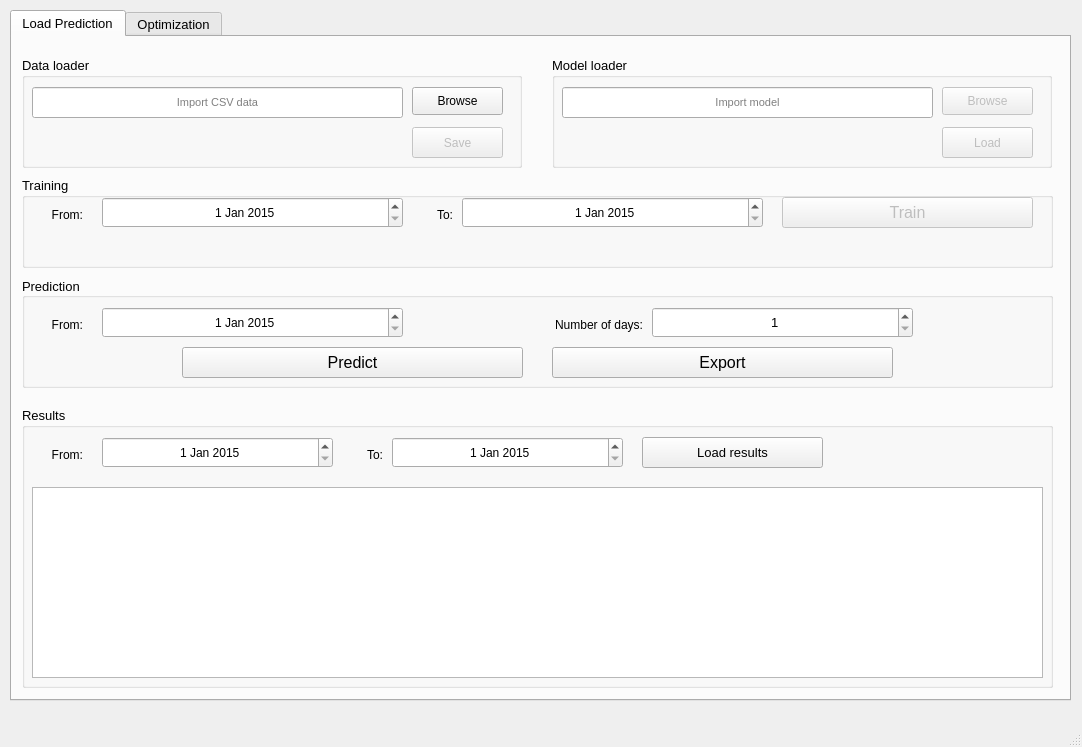
Old version of the form ui/frontend.ui in the repository nikolaJov2605/ISIS_NIS_Project.
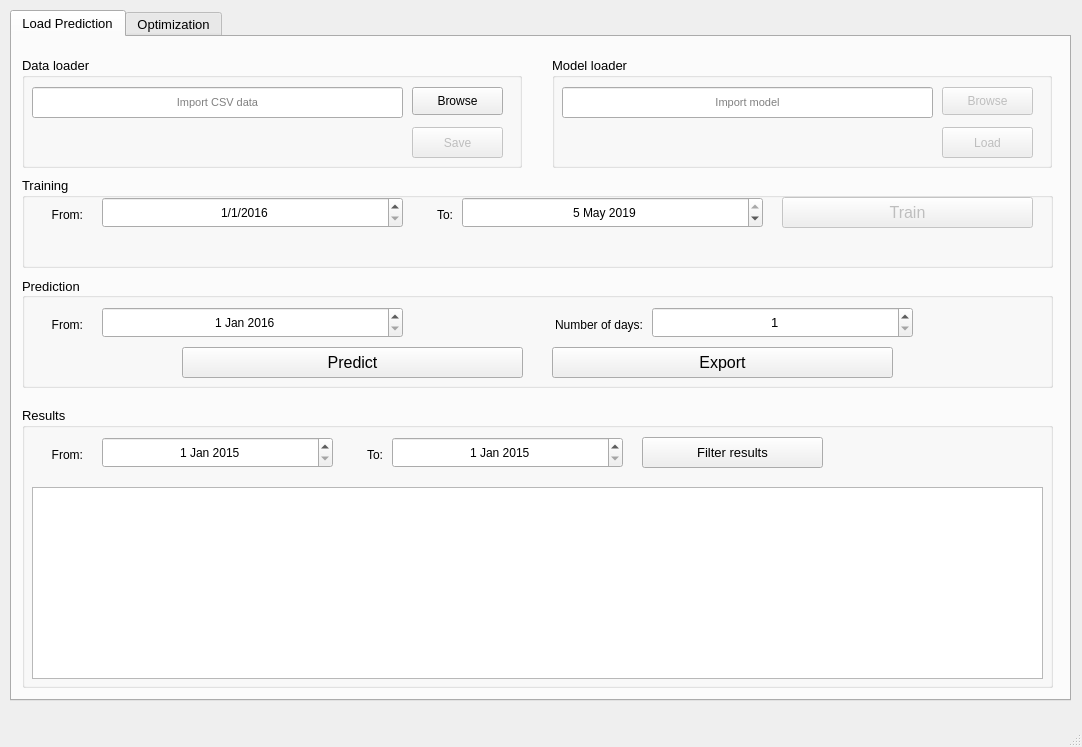
New version of the form.

Commit message: refactoring, prediction, results table and filtering

Diff of the .ui file:
```diff
--- a/ui/frontend.ui
+++ b/ui/frontend.ui
@@ -205,31 +205,41 @@
          <hour>0</hour>
          <minute>0</minute>
          <second>0</second>
-         <year>2015</year>
+         <year>2016</year>
          <month>1</month>
          <day>1</day>
         </datetime>
        </property>
+       <property name="maximumDateTime">
+        <datetime>
+         <hour>23</hour>
+         <minute>59</minute>
+         <second>59</second>
+         <year>2019</year>
+         <month>5</month>
+         <day>4</day>
+        </datetime>
+       </property>
        <property name="minimumDateTime">
         <datetime>
          <hour>0</hour>
          <minute>0</minute>
          <second>0</second>
-         <year>2015</year>
+         <year>2016</year>
          <month>1</month>
          <day>1</day>
         </datetime>
        </property>
        <property name="maximumDate">
         <date>
-         <year>2024</year>
-         <month>12</month>
-         <day>31</day>
+         <year>2019</year>
+         <month>5</month>
+         <day>4</day>
         </date>
        </property>
        <property name="minimumDate">
         <date>
-         <year>2015</year>
+         <year>2016</year>
          <month>1</month>
          <day>1</day>
         </date>
@@ -241,6 +251,9 @@
          <second>59</second>
         </time>
        </property>
+       <property name="displayFormat">
+        <string>M/d/yyyy</string>
+       </property>
       </widget>
       <widget class="QLabel" name="label_2">
        <property name="geometry">
@@ -285,9 +298,9 @@
          <hour>0</hour>
          <minute>0</minute>
          <second>0</second>
-         <year>2015</year>
-         <month>1</month>
-         <day>1</day>
+         <year>2019</year>
+         <month>5</month>
+         <day>5</day>
         </datetime>
        </property>
        <property name="minimumDateTime">
@@ -295,23 +308,23 @@
          <hour>0</hour>
          <minute>0</minute>
          <second>0</second>
-         <year>2015</year>
+         <year>2016</year>
          <month>1</month>
-         <day>1</day>
+         <day>2</day>
         </datetime>
        </property>
        <property name="maximumDate">
         <date>
-         <year>2024</year>
-         <month>12</month>
-         <day>31</day>
+         <year>2019</year>
+         <month>5</month>
+         <day>5</day>
         </date>
        </property>
        <property name="minimumDate">
         <date>
-         <year>2015</year>
+         <year>2016</year>
          <month>1</month>
-         <day>1</day>
+         <day>2</day>
         </date>
        </property>
        <property name="maximumTime">
@@ -429,7 +442,7 @@
          <hour>0</hour>
          <minute>0</minute>
          <second>0</second>
-         <year>2015</year>
+         <year>2016</year>
          <month>1</month>
          <day>1</day>
         </datetime>
@@ -833,16 +846,6 @@
         </time>
        </property>
       </widget>
-      <widget class="QTableView" name="tableView">
-       <property name="geometry">
-        <rect>
-         <x>10</x>
-         <y>80</y>
-         <width>1011</width>
-         <height>191</height>
-        </rect>
-       </property>
-      </widget>
       <widget class="QPushButton" name="resultsButton">
        <property name="geometry">
         <rect>
@@ -853,9 +856,25 @@
         </rect>
        </property>
        <property name="text">
-        <string>Load results</string>
+        <string>Filter results</string>
        </property>
       </widget>
+      <widget class="QTableWidget" name="tableResults">
+       <property name="geometry">
+        <rect>
+         <x>10</x>
+         <y>80</y>
+         <width>1011</width>
+         <height>192</height>
+        </rect>
+       </property>
+       <attribute name="horizontalHeaderCascadingSectionResizes">
+        <bool>false</bool>
+       </attribute>
+       <attribute name="horizontalHeaderStretchLastSection">
+        <bool>false</bool>
+       </attribute>
+      </widget>
      </widget>
     </widget>
     <widget class="QWidget" name="OptimizationTab">
```
Left out of the diff: 2 changed lines with no effect on the pictures. The commit also changes 18 other files.
